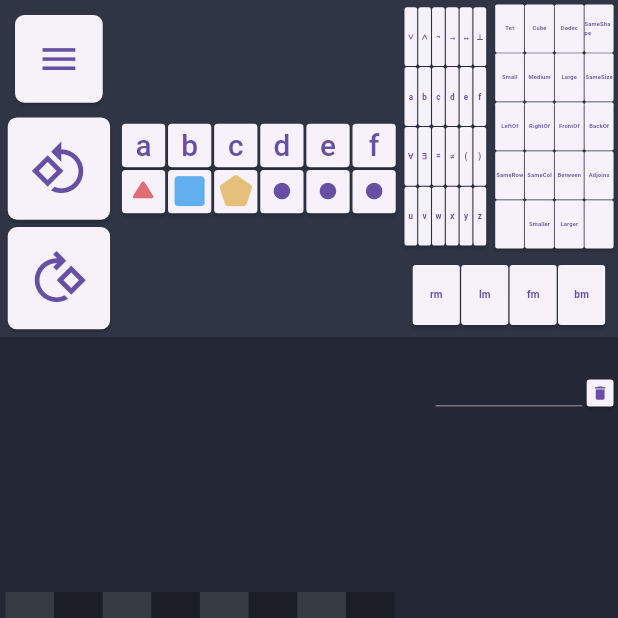
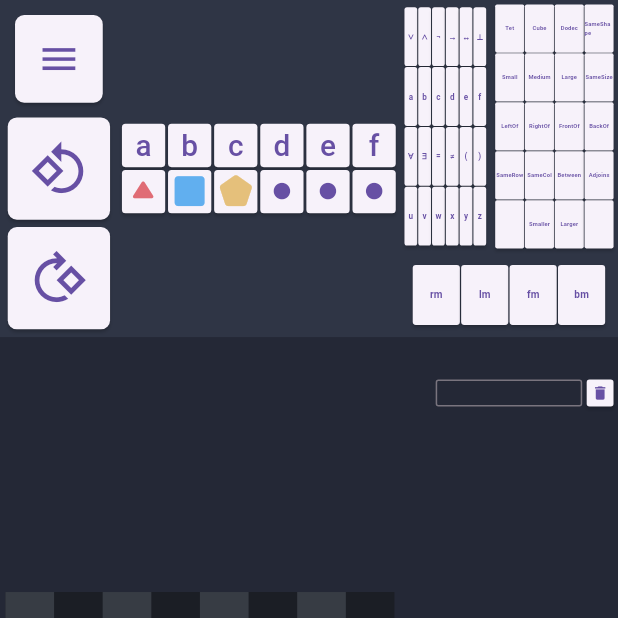
Before and after one commit to Combifightet/bivalenz_world_web, a Flutter app: the screen it shows after launch, on a phone screen of 412 x 824 dp, the top half of it. Run offline on Flutter 3.47's test engine with Material 3 defaults, Android fonts, the light colour scheme and no system bars; missing offline and left inert: logic_expr_tree.

Commit message:
added correct scaling to the textfield

```diff
--- a/lib/logic_sentences.dart
+++ b/lib/logic_sentences.dart
@@ -176,6 +176,16 @@ class _LogicSentencesState extends State<LogicSentences> {
                               child: TextField(
                                 focusNode: focusNode,
                                 controller: sentenceTiles[index].controller,
+                                decoration: InputDecoration(
+                                  contentPadding: EdgeInsets.symmetric(horizontal: 12*uiScale, vertical: 4*uiScale),
+                                  border: OutlineInputBorder(
+                                    borderRadius: BorderRadius.circular(5*uiScale),
+                                  )
+                                ),
+                                style: TextStyle(
+                                  fontSize: 16*uiScale,
+                                  color: foregroundColor
+                                ),
                                 onTap: () {
                                   activeController=sentenceTiles[index].controller;
                                   activeTextField =focusNode;
```
